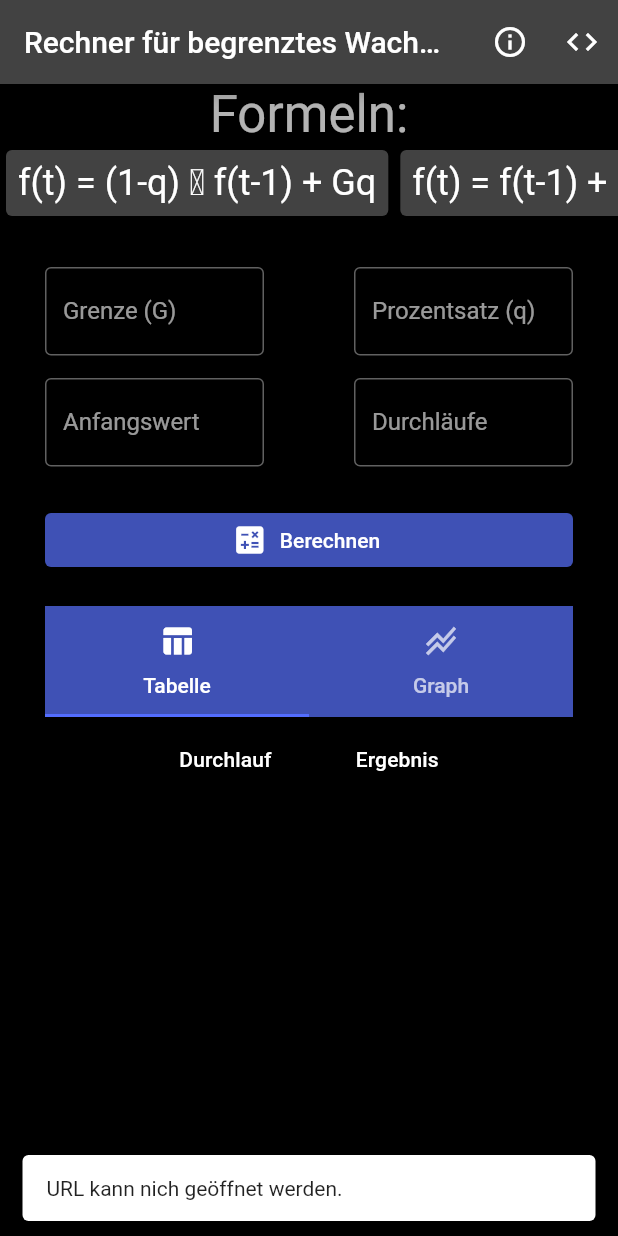
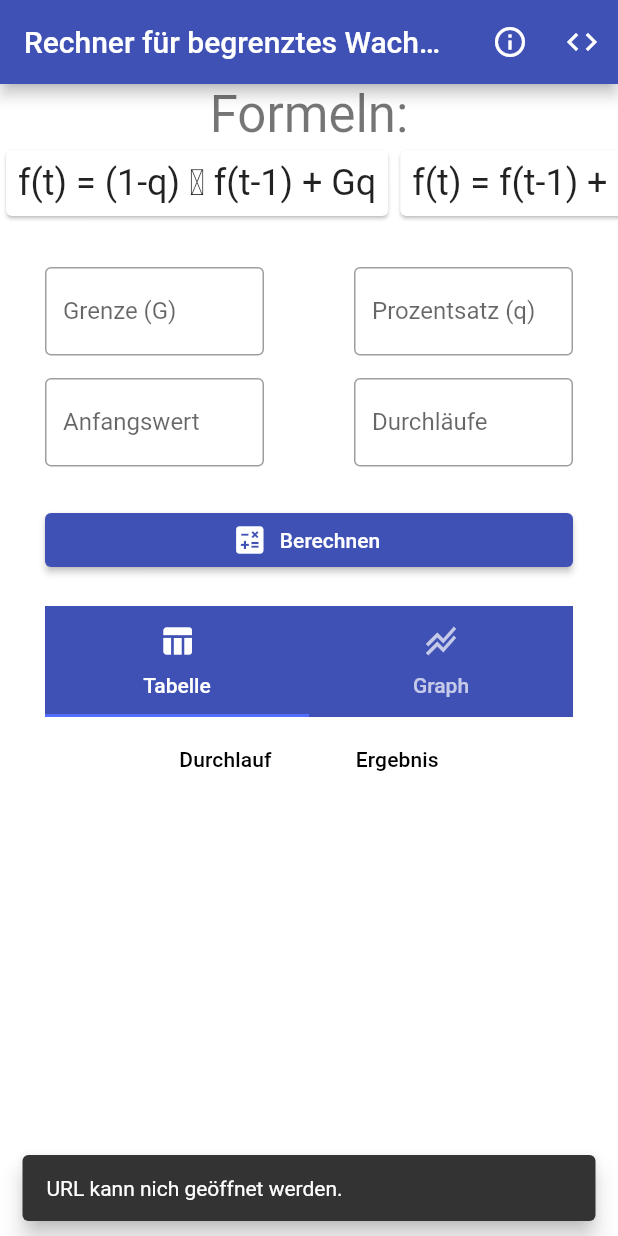
Before and after one commit to AstragoDEEdu/calculator_for_limited_groth, a Flutter app: the screen it shows after launch, after a tap on the "code" icon, on a phone screen of 412 x 824 dp. Run offline on Flutter 3.47's test engine with Material 2 defaults, Android fonts, the phone set to English and light mode, and no system bars; our stand-ins replace fl_chart.

Commit message:
made colorscheme adaptive

```diff
--- a/lib/HomeScreen.dart
+++ b/lib/HomeScreen.dart
@@ -1,6 +1,5 @@
 import 'package:fl_chart/fl_chart.dart';
 import 'package:flutter/material.dart';
-import 'package:flutter/services.dart';
 import 'package:rechner_begrenztes_wachstum/main.dart';
 import 'package:url_launcher/url_launcher.dart';
 
@@ -14,7 +13,6 @@ class HomeScreen extends StatelessWidget {
     return Scaffold(
       appBar: AppBar(
         title: Text(appInfo.title),
-        centerTitle: true,
         automaticallyImplyLeading: false,
         actions: [
           IconButton(
@@ -32,7 +30,7 @@ class HomeScreen extends StatelessWidget {
             icon: Icon(Icons.code_outlined),
             tooltip: "Source Code auf Github ansehen",
             onPressed: () async {
-              String _url = "https://github.com/AstragoYT/Calculator-for-limited-groth";
+              String _url = "https://github.com/AstragoEdu/calculator_for_limited_groth";
               if (await canLaunch(_url)) {
                 launch(_url);
               } else {
--- a/lib/main.dart
+++ b/lib/main.dart
@@ -1,3 +1,5 @@
+// ignore_for_file: deprecated_member_use
+
 import 'package:flutter/material.dart';
 import 'package:rechner_begrenztes_wachstum/HomeScreen.dart';
 
@@ -21,7 +23,7 @@ class MyApp extends StatelessWidget {
     return MaterialApp(
       debugShowCheckedModeBanner: false,
       title: appInfo.title,
-      themeMode: ThemeMode.dark,
+      themeMode: ThemeMode.system,
       theme: ThemeData(
         brightness: Brightness.light,
         scaffoldBackgroundColor: Colors.white,
```
Also changed, not shown: pubspec.lock, 6 other files.
